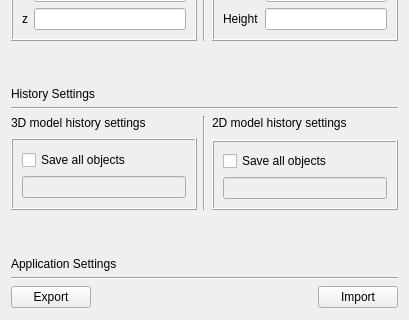
Qt form Settings/settingswidget.ui (pincky6/Project) before a commit; both pictures show x 0 to 409 and y 121 to 441 of the 409 by 536 pixel window.
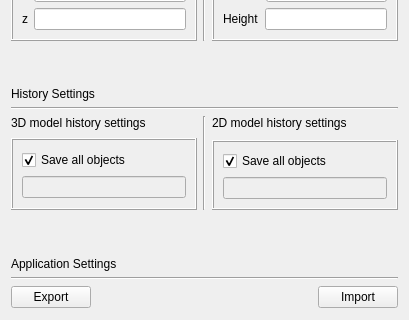
The same form after that commit.

The edit to the form file:
```diff
--- a/Settings/settingswidget.ui
+++ b/Settings/settingswidget.ui
@@ -309,6 +309,9 @@
               <property name="text">
                <string>Save all objects</string>
               </property>
+              <property name="checked">
+               <bool>true</bool>
+              </property>
              </widget>
             </item>
             <item>
@@ -399,6 +402,9 @@
               <property name="text">
                <string>Save all objects</string>
               </property>
+              <property name="checked">
+               <bool>true</bool>
+              </property>
              </widget>
             </item>
             <item>
```
Left out of the diff: 134 changed lines with no effect on the pictures.
